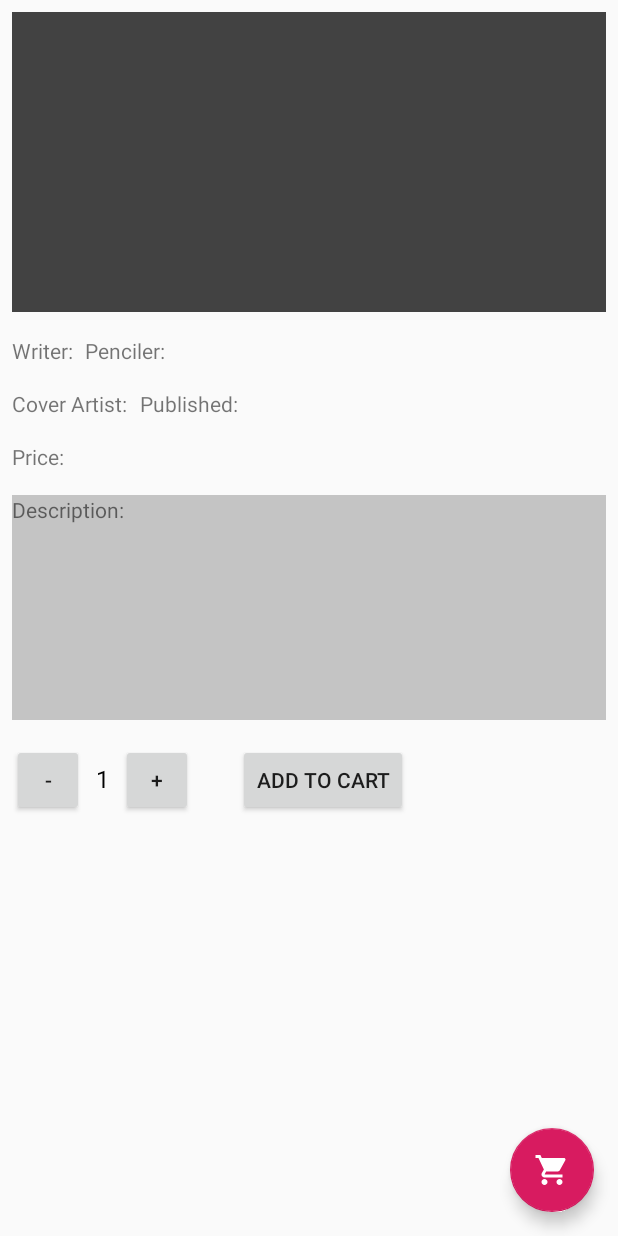
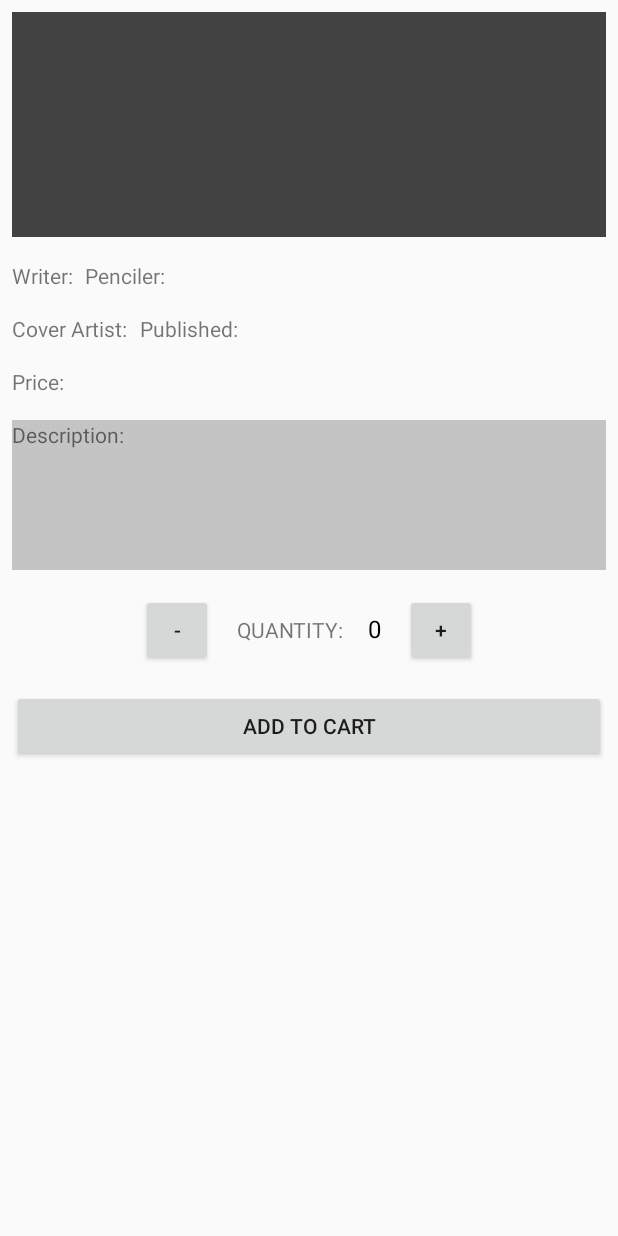
Before and after one commit to raulkfernandes/Marvel_Store, an Android app: the layout activity_comic_details.xml on its own in the app's theme, with its tools: preview values and no code run, on a phone screen of 412 x 824 dp. Run offline under Robolectric (Android 15) with nearby library versions, the phone set to English and light mode, and no system bars.

Commit message:
Alterações no Shopping Cart

```diff
--- a/app/src/main/java/br/com/phoebus/marvelstore/activity/ComicStoreActivity.java
+++ b/app/src/main/java/br/com/phoebus/marvelstore/activity/ComicStoreActivity.java
@@ -32,6 +32,11 @@ public class ComicStoreActivity extends AppCompatActivity {
                 startActivity(intent);
             }
         });
+    }
+
+    @Override
+    protected void onResume() {
+        super.onResume();
 
         List<Comic> comicStoreList = new ArrayList<>();
 
@@ -46,7 +51,6 @@ public class ComicStoreActivity extends AppCompatActivity {
         ComicStoreAdapter mAdapter = new ComicStoreAdapter(this, comicStoreList);
 
         ListView comicsList = findViewById(R.id.activity_comic_store_list_view);
-
         comicsList.setAdapter(mAdapter);
     }
 }
--- a/app/src/main/java/br/com/phoebus/marvelstore/model/Comic.java
+++ b/app/src/main/java/br/com/phoebus/marvelstore/model/Comic.java
@@ -1,6 +1,7 @@
 package br.com.phoebus.marvelstore.model;
 
 public class Comic {
+
     private long id;
     private String title;
     private String price;
@@ -83,4 +84,9 @@ public class Comic {
     public void setDescription(String description) {
         this.description = description;
     }
+
+    @Override
+    public String toString() {
+        return getTitle();
+    }
 }
--- a/app/src/main/res/layout/activity_comic_details.xml
+++ b/app/src/main/res/layout/activity_comic_details.xml
@@ -13,7 +13,7 @@
             android:id="@+id/co"
             android:background="@color/cardview_dark_background"
             android:layout_width="match_parent"
-            android:layout_height="200dp"
+            android:layout_height="150dp"
             android:layout_margin="8dp"/>
 
         <LinearLayout
@@ -68,57 +68,54 @@
             android:text="Description:"
             android:background="@color/cardview_shadow_start_color"
             android:layout_width="match_parent"
-            android:layout_height="150dp"
+            android:layout_height="100dp"
             android:layout_margin="8dp" />
 
         <LinearLayout
             android:layout_width="match_parent"
             android:layout_height="wrap_content"
             android:orientation="horizontal"
-            android:layout_margin="8dp">
+            android:layout_margin="8dp"
+            android:gravity="center_horizontal">
 
             <Button
                 android:layout_width="48dp"
                 android:layout_height="48dp"
+                android:layout_marginHorizontal="8dp"
                 android:onClick="decrement"
                 android:text="-" />
+
+            <TextView
+                android:layout_width="wrap_content"
+                android:layout_height="wrap_content"
+                android:layout_marginHorizontal="8dp"
+                android:text="QUANTITY:"/>
 
             <TextView
                 android:id="@+id/activity_comic_details_quantity_text_view"
                 android:layout_width="wrap_content"
                 android:layout_height="wrap_content"
-                android:layout_marginLeft="8dp"
-                android:layout_marginRight="8dp"
-                android:text="1"
+                android:layout_marginHorizontal="8dp"
+                android:text="0"
                 android:textColor="@android:color/black"
                 android:textSize="16sp" />
 
             <Button
                 android:layout_width="48dp"
                 android:layout_height="48dp"
+                android:layout_marginHorizontal="8dp"
                 android:onClick="increment"
                 android:text="+" />
+        </LinearLayout>
 
-            <Button
-                android:layout_width="wrap_content"
-                android:layout_height="48dp"
-                android:layout_marginHorizontal="30dp"
-                android:text="Add to cart" />
-        </LinearLayout>
+        <Button
+            android:id="@+id/activity_comic_store_add_to_cart_button"
+            android:layout_width="match_parent"
+            android:layout_height="wrap_content"
+            android:layout_margin="8dp"
+            android:text="ADD TO CART"
+            android:layout_gravity="center_horizontal"/>
 
     </LinearLayout>
 
-        <com.google.android.material.floatingactionbutton.FloatingActionButton
-            android:id="@+id/activity_comic_details_fab_shopping_cart"
-            android:layout_width="wrap_content"
-            android:layout_height="wrap_content"
-            android:layout_alignParentEnd="true"
-            android:layout_alignParentRight="true"
-            android:layout_alignParentBottom="true"
-            android:layout_margin="16dp"
-            app:fabSize="normal"
-            android:clickable="true"
-            android:focusable="true"
-            android:src="@drawable/ic_action_access_shopping_cart"/>
-
 </RelativeLayout>
```
Also changed, not shown: app/src/main/AndroidManifest.xml (+5 -5 lines), app/src/main/java/br/com/phoebus/marvelstore/activity/ComicDetailsActivity.java (+37 -16 lines), app/src/main/java/br/com/phoebus/marvelstore/activity/ShoppingCartActivity.java (+14 -0 lines), app/src/main/java/br/com/phoebus/marvelstore/dao/ComicDAO.java (added, +25 -0 lines), app/src/main/java/br/com/phoebus/marvelstore/model/ShoppingCart.java (deleted, +0 -17 lines), app/src/main/java/br/com/phoebus/marvelstore/model/ShoppingCartSingleton.java (added, +47 -0 lines).
